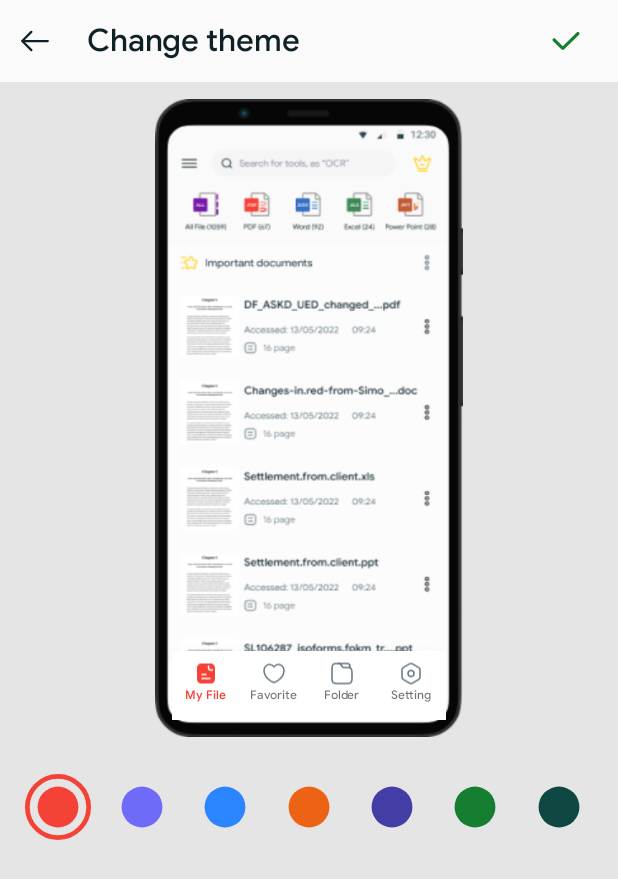
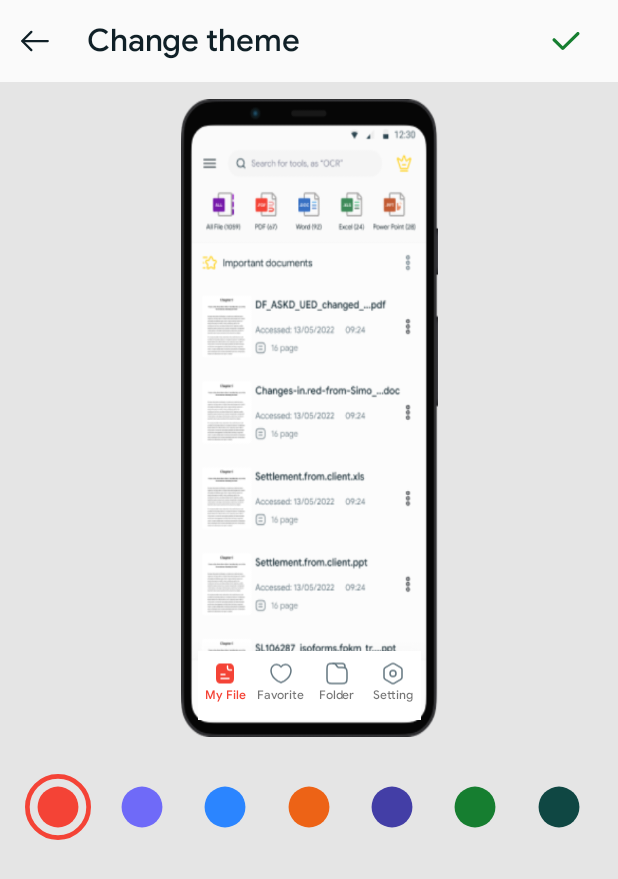
Before and after one commit to koai-dev/pdfreader_for_customer, an Android app: the ChangeThemeActivity screen opened directly, with no data from a screen before it, on a phone screen of 412 x 824 dp. Shown: the top 879 px of the screen. Run offline under Robolectric (Android 15) with nearby library versions, the phone set to English and light mode, and no system bars; our stand-ins replace AdMob, Firebase (no records; nobody signed in at launch, a user with empty details on screens opened directly), RxJava; libraries missing offline, so code that uses them is left out: com.ironsource.mediationsdk; pictures from the network do not load; 3 statements that could not run were skipped.

Commit message:
update dimens

```diff
--- a/app/src/main/res/values-sw390dp/dimens.xml
+++ b/app/src/main/res/values-sw390dp/dimens.xml
@@ -90,7 +90,7 @@
     137.0dp
   </dimen>
   <dimen name="width_image_change_theme">
-    205.5dp
+    171.25dp
   </dimen>
   <dimen name="height_ads_change_theme">
     228.33dp
--- a/app/src/main/res/values-sw480dp/dimens.xml
+++ b/app/src/main/res/values-sw480dp/dimens.xml
@@ -90,7 +90,7 @@
     160.0dp
   </dimen>
   <dimen name="width_image_change_theme">
-    240.0dp
+    200.0dp
   </dimen>
   <dimen name="height_ads_change_theme">
     266.67dp
--- a/app/src/main/res/values-sw540dp/dimens.xml
+++ b/app/src/main/res/values-sw540dp/dimens.xml
@@ -90,7 +90,7 @@
     180.0dp
   </dimen>
   <dimen name="width_image_change_theme">
-    270.0dp
+    225.0dp
   </dimen>
   <dimen name="height_ads_change_theme">
     300.0dp
--- a/app/src/main/res/values-sw600dp/dimens.xml
+++ b/app/src/main/res/values-sw600dp/dimens.xml
@@ -90,7 +90,7 @@
     200.0dp
   </dimen>
   <dimen name="width_image_change_theme">
-    300.0dp
+    250.0dp
   </dimen>
   <dimen name="height_ads_change_theme">
     333.33dp
--- a/app/src/main/res/values-sw640dp/dimens.xml
+++ b/app/src/main/res/values-sw640dp/dimens.xml
@@ -90,7 +90,7 @@
     213.33dp
   </dimen>
   <dimen name="width_image_change_theme">
-    320.0dp
+    266.67dp
   </dimen>
   <dimen name="height_ads_change_theme">
     355.56dp
--- a/app/src/main/res/values-sw720dp/dimens.xml
+++ b/app/src/main/res/values-sw720dp/dimens.xml
@@ -90,7 +90,7 @@
     240.0dp
   </dimen>
   <dimen name="width_image_change_theme">
-    360.0dp
+    300.0dp
   </dimen>
   <dimen name="height_ads_change_theme">
     400.0dp
--- a/app/src/main/res/values-sw800dp/dimens.xml
+++ b/app/src/main/res/values-sw800dp/dimens.xml
@@ -90,7 +90,7 @@
     266.67dp
   </dimen>
   <dimen name="width_image_change_theme">
-    400.0dp
+    333.33dp
   </dimen>
   <dimen name="height_ads_change_theme">
     444.44dp
--- a/app/src/main/res/values/dimens.xml
+++ b/app/src/main/res/values/dimens.xml
@@ -31,7 +31,7 @@
     <dimen name="width_preview">66dp</dimen>
     <dimen name="height_preview">89dp</dimen>
     <dimen name="height_rcv_preview">120dp</dimen>
-    <dimen name="width_image_change_theme">180dp</dimen>
+    <dimen name="width_image_change_theme">150dp</dimen>
     <dimen name="height_ads_change_theme">200dp</dimen>
     <dimen name="width_image_menu_home">14dp</dimen>
     <dimen name="height_image_menu_home">16dp</dimen>
```
